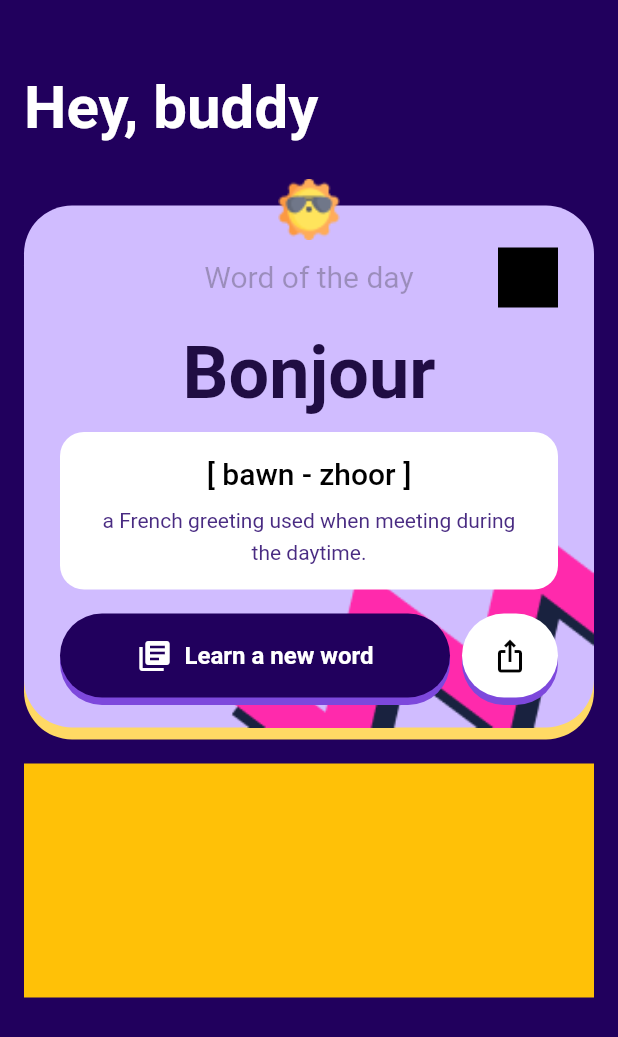
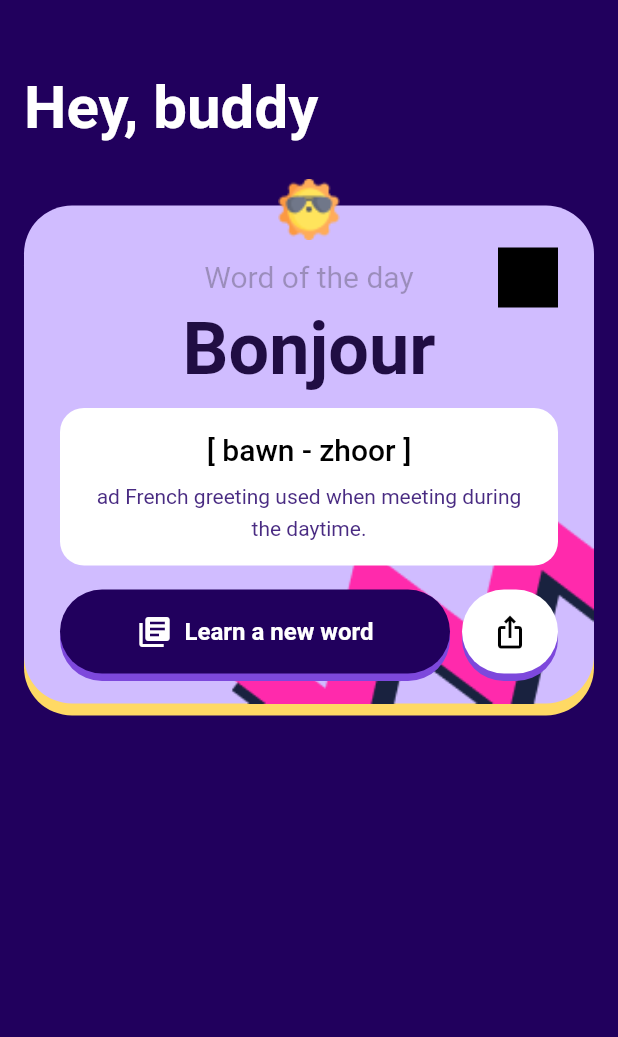
Before and after one commit to uxderrick/language_buddy, a Flutter app: the screen it shows after launch, on a phone screen of 412 x 824 dp. Shown: the top 1037 px of the screen. Run offline on Flutter 3.47's test engine with Material 2 defaults, Android fonts, the light colour scheme and no system bars; our stand-ins replace google_fonts; Roboto replaces fonts that are missing (Grandstander).

```diff
--- a/lib/home.dart
+++ b/lib/home.dart
@@ -15,26 +15,26 @@ class Home extends StatelessWidget {
         toolbarHeight: 32,
         backgroundColor: Colors.transparent,
       ),
-      body: Padding(
-        padding: const EdgeInsets.all(16.0),
+      body: const Padding(
+        padding: EdgeInsets.all(16.0),
         child: Column(
           crossAxisAlignment: CrossAxisAlignment.start,
           children: [
-            const H1(
+            H1(
               text: 'Hey, buddy',
             ),
-            const SizedBox(
+            SizedBox(
               height: 24,
             ),
-            const WordOfTheDay(),
-            const SizedBox(
+            WordOfTheDay(),
+            SizedBox(
               height: 24,
             ),
-            Container(
-              padding: const EdgeInsets.all(16),
-              height: 156,
-              color: Colors.amber,
-            ),
+            // Container(
+            //   padding: const EdgeInsets.all(16),
+            //   height: 156,
+            //   color: Colors.red,
+            // ),
           ],
         ),
       ),
--- a/lib/wotd.dart
+++ b/lib/wotd.dart
@@ -74,7 +74,7 @@ class WordOfTheDay extends StatelessWidget {
                         text: 'Word of the day',
                       ),
                       const SizedBox(
-                        height: 24,
+                        height: 8,
                       ),
                       Text("Bonjour",
                           style: GoogleFonts.grandstander(
@@ -111,7 +111,7 @@ class WordOfTheDay extends StatelessWidget {
                               ),
                               SizedBox(
                                 child: Text(
-                                  'a French greeting used when meeting during the daytime.',
+                                  'ad French greeting used when meeting during the daytime.',
                                   style: GoogleFonts.grandstander(
                                     color: const Color(0xFF492B82),
                                     height: 1.5,
```
Also changed, not shown: pubspec.lock, 2 other files.
